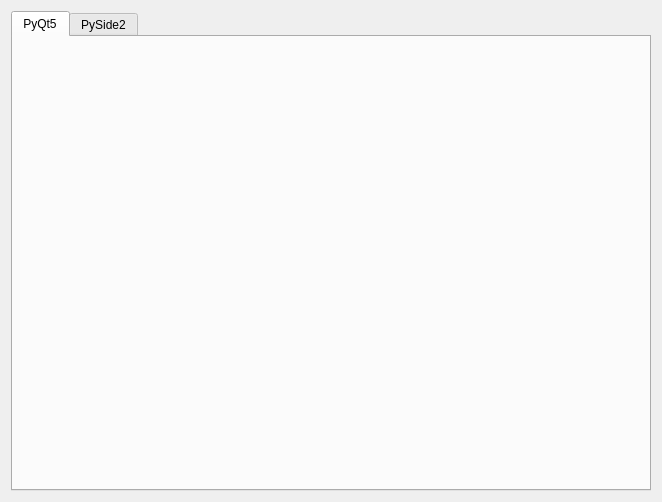
Old version of the form ui/qt2py.ui in the repository lakshbhatnagar/qt2py.
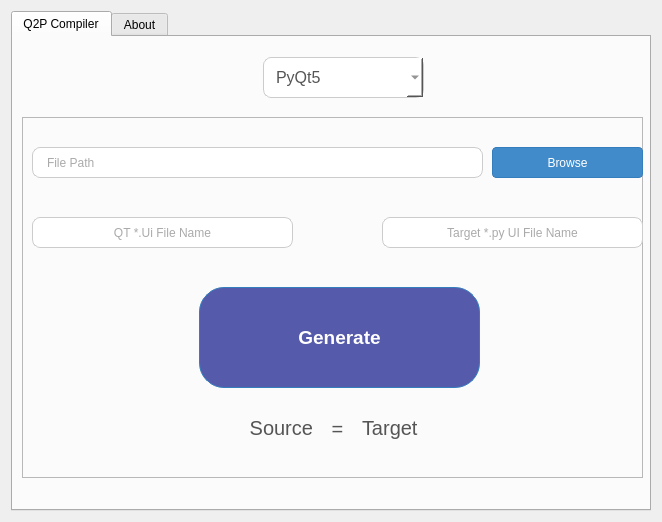
New version of the form. Icons and pictures are not drawn.

Diff of the .ui file:
```diff
--- a/ui/qt2py.ui
+++ b/ui/qt2py.ui
@@ -6,16 +6,28 @@
    <rect>
     <x>0</x>
     <y>0</y>
-    <width>655</width>
-    <height>358</height>
+    <width>662</width>
+    <height>500</height>
    </rect>
   </property>
+  <property name="sizePolicy">
+   <sizepolicy hsizetype="Fixed" vsizetype="Fixed">
+    <horstretch>0</horstretch>
+    <verstretch>0</verstretch>
+   </sizepolicy>
+  </property>
   <property name="minimumSize">
    <size>
     <width>0</width>
     <height>0</height>
    </size>
   </property>
+  <property name="maximumSize">
+   <size>
+    <width>662</width>
+    <height>500</height>
+   </size>
+  </property>
   <property name="windowTitle">
    <string>Qt2Py v1.0</string>
   </property>
@@ -24,13 +36,16 @@
     <normaloff>:/icons/res/qt2py.png</normaloff>:/icons/res/qt2py.png</iconset>
   </property>
   <property name="windowOpacity">
-   <double>0.950000000000000</double>
+   <double>1.000000000000000</double>
+  </property>
+  <property name="styleSheet">
+   <string notr="true"/>
   </property>
   <layout class="QHBoxLayout" name="horizontalLayout">
    <item>
     <widget class="QTabWidget" name="tabWidget">
      <property name="sizePolicy">
-      <sizepolicy hsizetype="Maximum" vsizetype="Maximum">
+      <sizepolicy hsizetype="Fixed" vsizetype="Fixed">
        <horstretch>0</horstretch>
        <verstretch>0</verstretch>
       </sizepolicy>
@@ -38,20 +53,344 @@
      <property name="minimumSize">
       <size>
        <width>640</width>
-       <height>480</height>
+       <height>500</height>
       </size>
      </property>
+     <property name="maximumSize">
+      <size>
+       <width>640</width>
+       <height>500</height>
+      </size>
+     </property>
+     <property name="styleSheet">
+      <string notr="true"/>
+     </property>
+     <property name="tabShape">
+      <enum>QTabWidget::Rounded</enum>
+     </property>
      <property name="currentIndex">
       <number>0</number>
      </property>
+     <property name="iconSize">
+      <size>
+       <width>20</width>
+       <height>20</height>
+      </size>
+     </property>
+     <property name="documentMode">
+      <bool>false</bool>
+     </property>
+     <property name="tabsClosable">
+      <bool>false</bool>
+     </property>
+     <property name="movable">
+      <bool>true</bool>
+     </property>
+     <property name="tabBarAutoHide">
+      <bool>true</bool>
+     </property>
      <widget class="QWidget" name="pyqt5_tab">
+      <property name="minimumSize">
+       <size>
+        <width>0</width>
+        <height>0</height>
+       </size>
+      </property>
       <attribute name="title">
-       <string>PyQt5</string>
+       <string>Q2P Compiler</string>
       </attribute>
+      <widget class="QFrame" name="frame">
+       <property name="geometry">
+        <rect>
+         <x>9</x>
+         <y>80</y>
+         <width>621</width>
+         <height>361</height>
+        </rect>
+       </property>
+       <property name="frameShape">
+        <enum>QFrame::StyledPanel</enum>
+       </property>
+       <property name="frameShadow">
+        <enum>QFrame::Raised</enum>
+       </property>
+       <widget class="QLineEdit" name="lineEdit_filepath_pyqt">
+        <property name="geometry">
+         <rect>
+          <x>10</x>
+          <y>30</y>
+          <width>451</width>
+          <height>31</height>
+         </rect>
+        </property>
+        <property name="styleSheet">
+         <string notr="true">padding: 6px 12px;
+font-size: 14;
+color: #555;
+background-color: #fff;
+border: 1px solid #ccc;
+border-radius: 8px</string>
+        </property>
+        <property name="placeholderText">
+         <string>File Path</string>
+        </property>
+       </widget>
+       <widget class="QPushButton" name="pushButton_Browse_pyqt">
+        <property name="geometry">
+         <rect>
+          <x>470</x>
+          <y>30</y>
+          <width>151</width>
+          <height>31</height>
+         </rect>
+        </property>
+        <property name="minimumSize">
+         <size>
+          <width>0</width>
+          <height>31</height>
+         </size>
+        </property>
+        <property name="styleSheet">
+         <string notr="true">QPushButton{
+font-size: 14;
+color: #fff;
+background-color: #428bca;
+border: 1px solid #ccc;
+border-radius: 4px;
+border-color: #357ebd;
+}
+
+QPushButton:hover{
+color: #fff;
+background-color: #3071a9;
+border-color: #285e8e;
+}</string>
+        </property>
+        <property name="text">
+         <string>Browse</string>
+        </property>
+       </widget>
+       <widget class="QLineEdit" name="lineEdit_srcFile_pyqt">
+        <property name="geometry">
+         <rect>
+          <x>10</x>
+          <y>100</y>
+          <width>261</width>
+          <height>31</height>
+         </rect>
+        </property>
+        <property name="styleSheet">
+         <string notr="true">padding: 6px 12px;
+font-size: 14;
+color: #555;
+background-color: #fff;
+border: 1px solid #ccc;
+border-radius: 8px</string>
+        </property>
+        <property name="alignment">
+         <set>Qt::AlignCenter</set>
+        </property>
+        <property name="placeholderText">
+         <string>QT *.Ui File Name</string>
+        </property>
+        <property name="clearButtonEnabled">
+         <bool>false</bool>
+        </property>
+       </widget>
+       <widget class="QPushButton" name="pushButton_Generate_pyqt">
+        <property name="geometry">
+         <rect>
+          <x>177</x>
+          <y>170</y>
+          <width>281</width>
+          <height>101</height>
+         </rect>
+        </property>
+        <property name="minimumSize">
+         <size>
+          <width>0</width>
+          <height>31</height>
+         </size>
+        </property>
+        <property name="font">
+         <font>
+          <pointsize>14</pointsize>
+          <weight>75</weight>
+          <italic>false</italic>
+          <bold>true</bold>
+          <underline>false</underline>
+          <strikeout>false</strikeout>
+          <stylestrategy>PreferAntialias</stylestrategy>
+          <kerning>true</kerning>
+         </font>
+        </property>
+        <property name="styleSheet">
+         <string notr="true">QPushButton{
+font-size: 14;
+color: #fff;
+background-color: #555aaa;
+border: 1px solid #ccc;
+border-radius: 25px;
+border-color: #357ebd;
+}
+
+QPushButton:hover{
+color: #fff;
+background-color: #3071a9;
+border-color: #285e8e;
+}</string>
+        </property>
+        <property name="text">
+         <string>Generate</string>
+        </property>
+       </widget>
+       <widget class="QLineEdit" name="lineEdit_outFile_pyqt">
+        <property name="geometry">
+         <rect>
+          <x>360</x>
+          <y>100</y>
+          <width>261</width>
+          <height>31</height>
+         </rect>
+        </property>
+        <property name="styleSheet">
+         <string notr="true">padding: 6px 12px;
+font-size: 14;
+color: #555;
+background-color: #fff;
+border: 1px solid #ccc;
+border-radius: 8px</string>
+        </property>
+        <property name="alignment">
+         <set>Qt::AlignCenter</set>
+        </property>
+        <property name="placeholderText">
+         <string>Target *.py UI File Name</string>
+        </property>
+       </widget>
+       <widget class="QLabel" name="label_sourceFileName">
+        <property name="geometry">
+         <rect>
+          <x>110</x>
+          <y>290</y>
+          <width>181</width>
+          <height>41</height>
+         </rect>
+        </property>
+        <property name="font">
+         <font>
+          <pointsize>15</pointsize>
+         </font>
+        </property>
+        <property name="styleSheet">
+         <string notr="true">color: #555;
+
+
+</string>
+        </property>
+        <property name="text">
+         <string>Source</string>
+        </property>
+        <property name="alignment">
+         <set>Qt::AlignRight|Qt::AlignTrailing|Qt::AlignVCenter</set>
+        </property>
+       </widget>
+       <widget class="QLabel" name="label_targetFileName">
+        <property name="geometry">
+         <rect>
+          <x>340</x>
+          <y>290</y>
+          <width>181</width>
+          <height>41</height>
+         </rect>
+        </property>
+        <property name="font">
+         <font>
+          <pointsize>15</pointsize>
+         </font>
+        </property>
+        <property name="styleSheet">
+         <string notr="true">color: #555;
+
+
+</string>
+        </property>
+        <property name="text">
+         <string>Target</string>
+        </property>
+        <property name="alignment">
+         <set>Qt::AlignLeading|Qt::AlignLeft|Qt::AlignVCenter</set>
+        </property>
+       </widget>
+       <widget class="QLabel" name="label">
+        <property name="geometry">
+         <rect>
+          <x>290</x>
+          <y>296</y>
+          <width>51</width>
+          <height>31</height>
+         </rect>
+        </property>
+        <property name="font">
+         <font>
+          <pointsize>15</pointsize>
+         </font>
+        </property>
+        <property name="styleSheet">
+         <string notr="true">color: #555;
+
+
+</string>
+        </property>
+        <property name="text">
+         <string>=</string>
+        </property>
+        <property name="alignment">
+         <set>Qt::AlignCenter</set>
+        </property>
+       </widget>
+      </widget>
+      <widget class="QComboBox" name="compilerSelect">
+       <property name="geometry">
+        <rect>
+         <x>250</x>
+         <y>20</y>
+         <width>161</width>
+         <height>41</height>
+        </rect>
+       </property>
+       <property name="font">
+        <font>
+         <pointsize>12</pointsize>
+         <stylestrategy>PreferAntialias</stylestrategy>
+        </font>
+       </property>
+       <property name="styleSheet">
+        <string notr="true">padding: 6px 12px;
+font-size: 14;
+color: #555;
+background-color: #fff;
+border: 1px solid #ccc;
+border-radius: 8px</string>
+       </property>
+       <property name="currentIndex">
+        <number>0</number>
+       </property>
+       <item>
+        <property name="text">
+         <string>PyQt5</string>
+        </property>
+       </item>
+       <item>
+        <property name="text">
+         <string>PySide2</string>
+        </property>
+       </item>
+      </widget>
      </widget>
      <widget class="QWidget" name="pyside2_tab">
       <attribute name="title">
-       <string>PySide2</string>
+       <string>About</string>
       </attribute>
      </widget>
     </widget>
```
Left out of the diff: 169 changed lines with no effect on the pictures.
